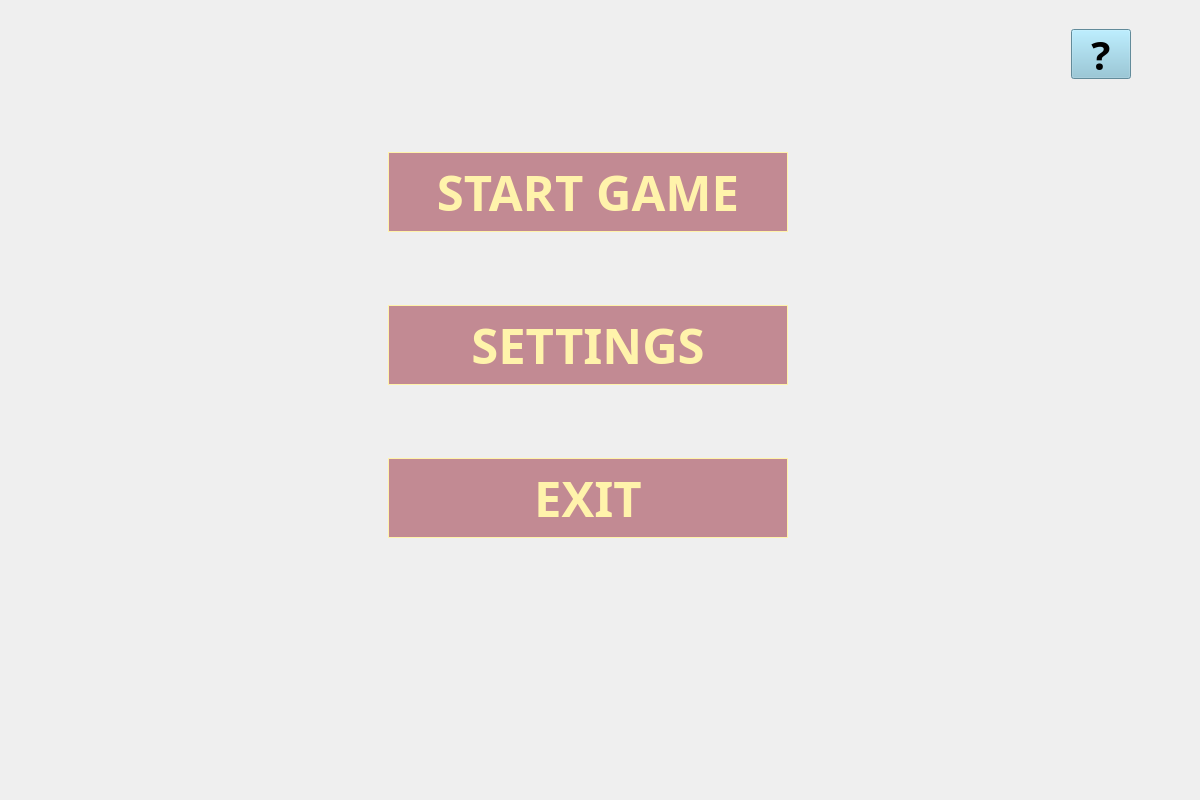
Qt form src/mainwindow.ui (Stefan-Dr/Catan) before a commit.
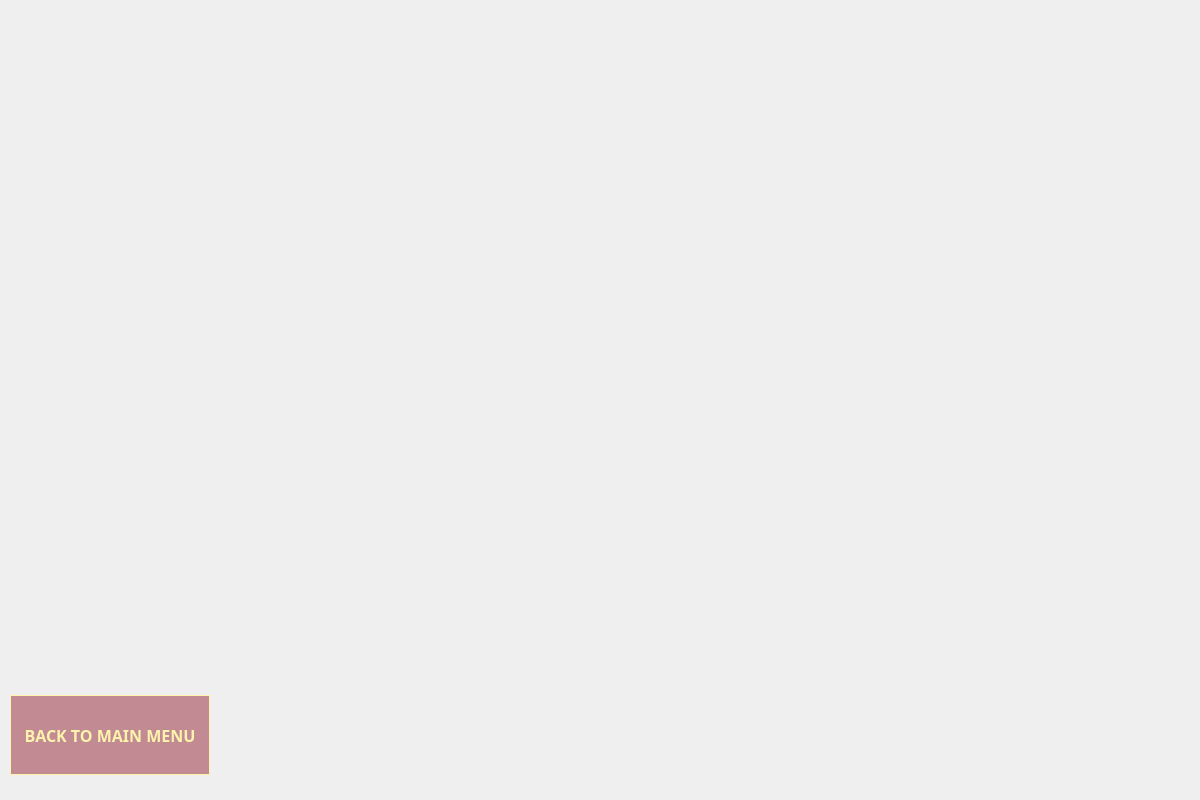
The same form after that commit. The open tabs and pages were chosen to show the change. Icons and pictures are not drawn.

Patch:
```diff
--- a/src/mainwindow.ui
+++ b/src/mainwindow.ui
@@ -570,6 +570,96 @@
       </layout>
      </widget>
     </widget>
+    <widget class="QWidget" name="page_3">
+     <property name="styleSheet">
+      <string notr="true"/>
+     </property>
+     <widget class="QWidget" name="gridLayoutWidget_3">
+      <property name="geometry">
+       <rect>
+        <x>10</x>
+        <y>20</y>
+        <width>1161</width>
+        <height>802</height>
+       </rect>
+      </property>
+      <layout class="QGridLayout" name="gridLayout_3">
+       <item row="1" column="0">
+        <widget class="QPushButton" name="pbBackToMenu_2">
+         <property name="maximumSize">
+          <size>
+           <width>200</width>
+           <height>80</height>
+          </size>
+         </property>
+         <property name="font">
+          <font>
+           <family>Sahadeva</family>
+           <pointsize>12</pointsize>
+           <weight>75</weight>
+           <bold>true</bold>
+          </font>
+         </property>
+         <property name="styleSheet">
+          <string notr="true">background-color: #c28a93;
+color:#fff3ab;
+border: 1px solid #fff3ab;
+border-color: #fff3ab;</string>
+         </property>
+         <property name="text">
+          <string>BACK TO MAIN MENU</string>
+         </property>
+        </widget>
+       </item>
+       <item row="0" column="3">
+        <spacer name="horizontalSpacer_9">
+         <property name="orientation">
+          <enum>Qt::Horizontal</enum>
+         </property>
+         <property name="sizeHint" stdset="0">
+          <size>
+           <width>40</width>
+           <height>20</height>
+          </size>
+         </property>
+        </spacer>
+       </item>
+       <item row="0" column="0">
+        <spacer name="horizontalSpacer_5">
+         <property name="orientation">
+          <enum>Qt::Horizontal</enum>
+         </property>
+         <property name="sizeHint" stdset="0">
+          <size>
+           <width>40</width>
+           <height>20</height>
+          </size>
+         </property>
+        </spacer>
+       </item>
+       <item row="0" column="2">
+        <widget class="QWidget" name="widget_2" native="true">
+         <property name="minimumSize">
+          <size>
+           <width>600</width>
+           <height>400</height>
+          </size>
+         </property>
+         <property name="maximumSize">
+          <size>
+           <width>600</width>
+           <height>550</height>
+          </size>
+         </property>
+         <property name="styleSheet">
+          <string notr="true">border-image: url(:/resources/images/rlsss.png) 0 0 0 0 stretch stretch;</string>
+         </property>
+        </widget>
+       </item>
+      </layout>
+     </widget>
+    </widget>
+    <widget class="QWidget" name="page_4"/>
    </widget>
   </widget>
  </widget>
```
Left out of the diff: 2 changed lines with no effect on the pictures.
